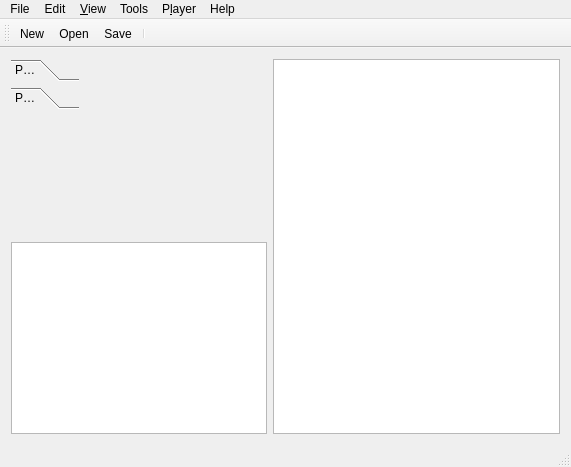
First picture: the form in MapEditor/mainwindow.ui, repository projectdelphai/ECS160_MapEditor, before the edit.
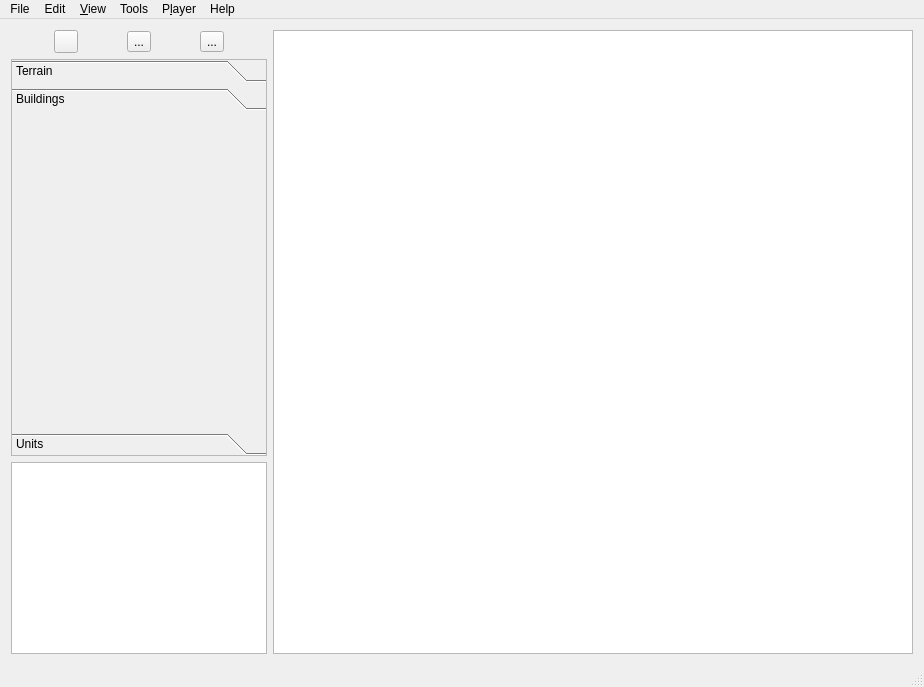
Second picture: the form after the edit. The open tabs and pages were chosen to show the change. Icons and pictures are not drawn.

Commit message: Update newFile, buttons, layout

Diff of the .ui file:
```diff
--- a/MapEditor/mainwindow.ui
+++ b/MapEditor/mainwindow.ui
@@ -6,8 +6,8 @@
    <rect>
     <x>0</x>
     <y>0</y>
-    <width>571</width>
-    <height>467</height>
+    <width>800</width>
+    <height>687</height>
    </rect>
   </property>
   <property name="mouseTracking">
@@ -30,14 +30,60 @@
    <layout class="QHBoxLayout" name="horizontalLayout_2">
     <item>
      <layout class="QVBoxLayout" name="verticalLayout">
+      <item>
+       <layout class="QGridLayout" name="gridLayout">
+        <item row="0" column="1">
+         <widget class="QToolButton" name="button_new">
+          <property name="icon">
+           <iconset resource="icons.qrc">
+            <normaloff>:/toolbar/icons/toolbar/toolbar1.bmp</normaloff>:/toolbar/icons/toolbar/toolbar1.bmp</iconset>
+          </property>
+          <property name="shortcut">
+           <string>Ctrl+N, Meta+N</string>
+          </property>
+         </widget>
+        </item>
+        <item row="0" column="2">
+         <widget class="QToolButton" name="button_open">
+          <property name="text">
+           <string>...</string>
+          </property>
+          <property name="icon">
+           <iconset resource="icons.qrc">
+            <normaloff>:/toolbar/icons/toolbar/toolbar2.bmp</normaloff>:/toolbar/icons/toolbar/toolbar2.bmp</iconset>
+          </property>
+         </widget>
+        </item>
+        <item row="0" column="3">
+         <widget class="QToolButton" name="button_save">
+          <property name="text">
+           <string>...</string>
+          </property>
+          <property name="icon">
+           <iconset resource="icons.qrc">
+            <normaloff>:/toolbar/icons/toolbar/toolbar3.bmp</normaloff>:/toolbar/icons/toolbar/toolbar3.bmp</iconset>
+          </property>
+         </widget>
+        </item>
+       </layout>
+      </item>
       <item>
        <widget class="QToolBox" name="toolBox">
         <property name="sizePolicy">
-         <sizepolicy hsizetype="Maximum" vsizetype="Preferred">
+         <sizepolicy hsizetype="Fixed" vsizetype="Preferred">
           <horstretch>0</horstretch>
           <verstretch>0</verstretch>
          </sizepolicy>
         </property>
+        <property name="minimumSize">
+         <size>
+          <width>256</width>
+          <height>0</height>
+         </size>
+        </property>
+        <property name="frameShape">
+         <enum>QFrame::StyledPanel</enum>
+        </property>
         <property name="currentIndex">
          <number>0</number>
         </property>
@@ -51,7 +97,7 @@
           </rect>
          </property>
          <attribute name="label">
-          <string>Page 1</string>
+          <string>Terrain</string>
          </attribute>
         </widget>
         <widget class="QWidget" name="page_2">
@@ -59,12 +105,17 @@
           <rect>
            <x>0</x>
            <y>0</y>
-           <width>66</width>
-           <height>94</height>
+           <width>254</width>
+           <height>274</height>
           </rect>
          </property>
          <attribute name="label">
-          <string>Page 2</string>
+          <string>Buildings</string>
+         </attribute>
+        </widget>
+        <widget class="QWidget" name="tools_units">
+         <attribute name="label">
+          <string>Units</string>
          </attribute>
         </widget>
        </widget>
@@ -72,7 +123,7 @@
       <item>
        <widget class="QGraphicsView" name="graphicsView_2">
         <property name="sizePolicy">
-         <sizepolicy hsizetype="Fixed" vsizetype="Fixed">
+         <sizepolicy hsizetype="Minimum" vsizetype="MinimumExpanding">
           <horstretch>0</horstretch>
           <verstretch>0</verstretch>
          </sizepolicy>
@@ -96,7 +147,14 @@
     <item>
      <layout class="QHBoxLayout" name="horizontalLayout">
       <item>
-       <widget class="QGraphicsView" name="graphicsView"/>
+       <widget class="QGraphicsView" name="graphicsView">
+        <property name="minimumSize">
+         <size>
+          <width>640</width>
+          <height>480</height>
+         </size>
+        </property>
+       </widget>
       </item>
      </layout>
     </item>
@@ -107,8 +165,8 @@
     <rect>
      <x>0</x>
      <y>0</y>
-     <width>571</width>
-     <height>28</height>
+     <width>800</width>
+     <height>22</height>
     </rect>
    </property>
    <widget class="QMenu" name="menuFile">
@@ -199,18 +257,6 @@
    <addaction name="menuPlayer"/>
    <addaction name="menuHelp"/>
   </widget>
-  <widget class="QToolBar" name="mainToolBar">
-   <attribute name="toolBarArea">
-    <enum>TopToolBarArea</enum>
-   </attribute>
-   <attribute name="toolBarBreak">
-    <bool>false</bool>
-   </attribute>
-   <addaction name="actionNew"/>
-   <addaction name="actionOpen"/>
-   <addaction name="actionSave"/>
-   <addaction name="separator"/>
-  </widget>
   <widget class="QStatusBar" name="statusBar"/>
   <action name="actionNew">
    <property name="icon">
```
Left out of the diff: 10 changed lines with no effect on the pictures. The commit also changes 2 other files.
